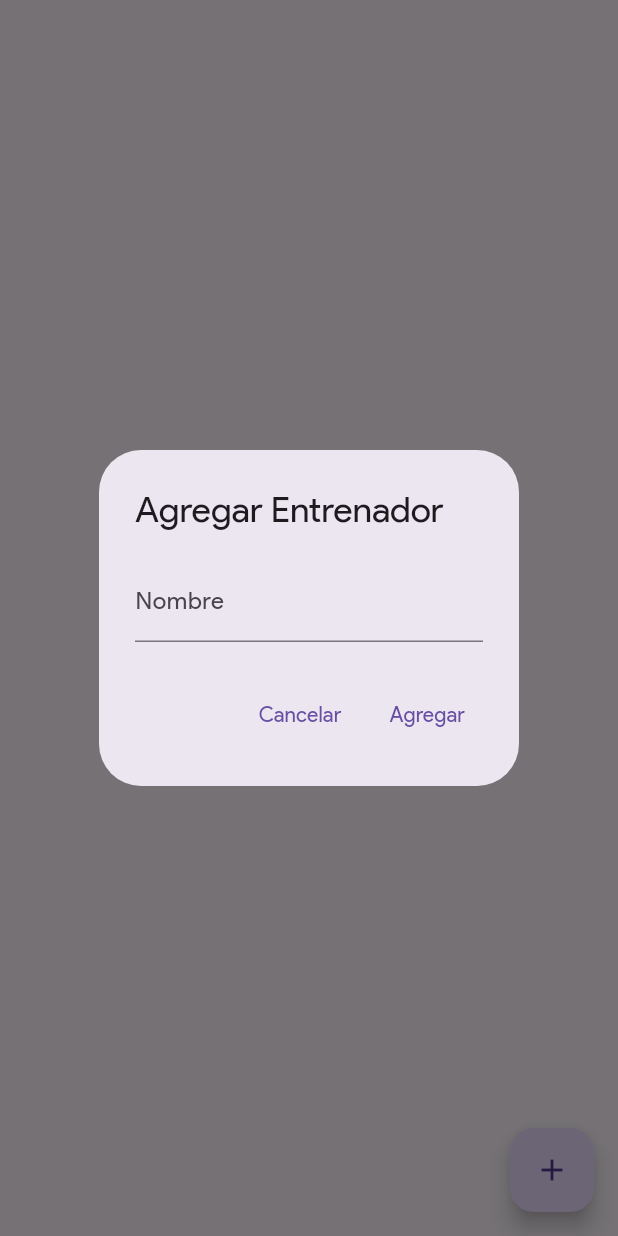
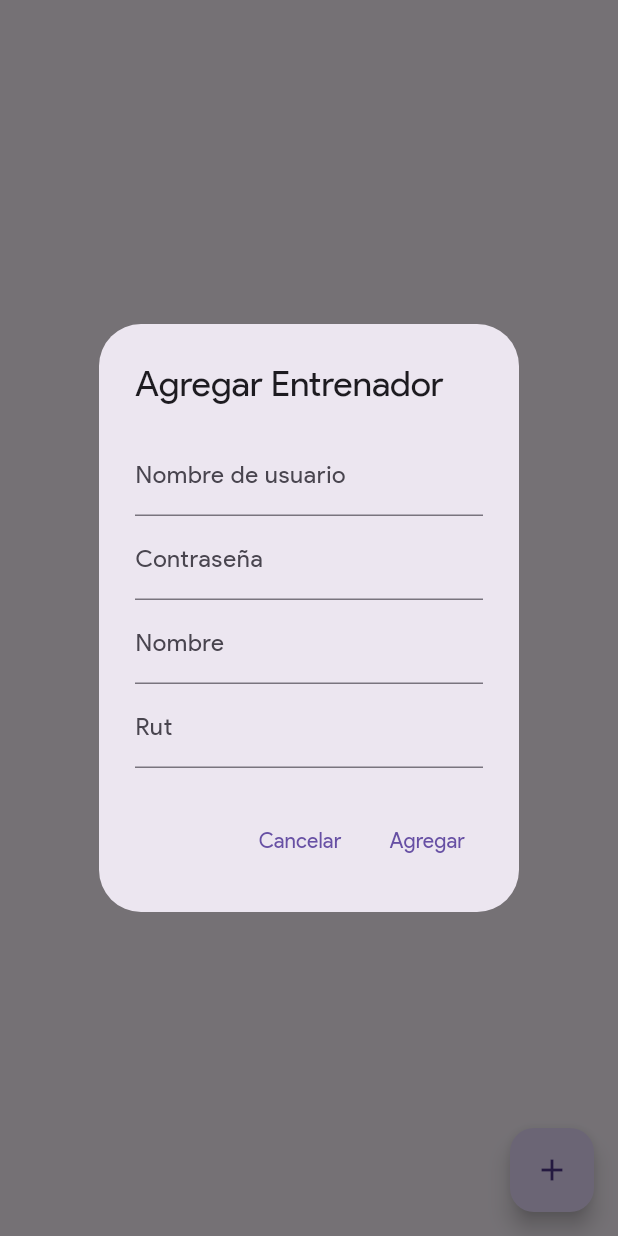
Before and after one commit to ocastillo200/GymApp, a Flutter app: the EntrenadoresScreen screen opened directly, after a tap on the "add" icon, on a phone screen of 412 x 824 dp. Run offline on Flutter 3.47's test engine with Material 3 defaults, Android fonts, the light colour scheme and no system bars; our stand-ins replace dropdown_search, flutter_image_compress, image_picker; network calls fail.

Commit message:
cambiada logica trainer-user y agregada opcion añadir entrenador

```diff
--- a/app_gym/lib/models/trainer.dart
+++ b/app_gym/lib/models/trainer.dart
@@ -1,6 +1,11 @@
 class Trainer {
   final String id;
   final String name;
+  final String rut;
   final List<dynamic> clients;
-  Trainer({required this.id, required this.name, required this.clients});
+  Trainer(
+      {required this.rut,
+      required this.id,
+      required this.name,
+      required this.clients});
 }
--- a/app_gym/lib/models/user.dart
+++ b/app_gym/lib/models/user.dart
@@ -1,11 +1,16 @@
 class User {
   final String id;
   final String name;
+  final String username;
   final String password;
   final String rut;
   final bool admin;
 
-  User({
-    required this.id, required this.name, required this.password,required this.rut,required this.admin
-  });
+  User(
+      {required this.admin,
+      required this.id,
+      required this.name,
+      required this.password,
+      required this.rut,
+      required this.username});
 }
--- a/app_gym/lib/screens/manage_trainers.dart
+++ b/app_gym/lib/screens/manage_trainers.dart
@@ -1,7 +1,7 @@
 import 'package:app_gym/models/trainer.dart';
+import 'package:app_gym/models/user.dart';
 import 'package:app_gym/services/database_service.dart';
 import 'package:flutter/material.dart';
-
 
 class EntrenadoresScreen extends StatefulWidget {
   const EntrenadoresScreen({super.key});
@@ -21,7 +21,8 @@ class _EntrenadoresScreenState extends State<EntrenadoresScreen> {
   Future<void> _fetchTrainers() async {
     final trainers = await DatabaseService.getTrainers();
     setState(() {
-      _filteredTrainers = List.from(trainers); // Inicializa la lista filtrada con todos los entrenadores
+      _filteredTrainers = List.from(
+          trainers); // Inicializa la lista filtrada con todos los entrenadores
       print(_filteredTrainers);
     });
   }
@@ -29,6 +30,9 @@ class _EntrenadoresScreenState extends State<EntrenadoresScreen> {
   void _openAddTrainerForm(BuildContext context) {
     final formKey = GlobalKey<FormState>();
     String nombre = '';
+    String rut = '';
+    String username = '';
+    String password = '';
 
     showDialog(
       context: context,
@@ -47,6 +51,38 @@ class _EntrenadoresScreenState extends State<EntrenadoresScreen> {
                   TextFormField(
                     style: const TextStyle(fontFamily: 'Product Sans'),
                     decoration: const InputDecoration(
+                      labelText: 'Nombre de usuario',
+                      labelStyle: TextStyle(fontFamily: 'Product Sans'),
+                    ),
+                    validator: (value) {
+                      if (value == null || value.isEmpty) {
+                        return 'Por favor ingrese el nombre de usuario';
+                      }
+                      return null;
+                    },
+                    onSaved: (value) {
+                      username = value!;
+                    },
+                  ),
+                  TextFormField(
+                    style: const TextStyle(fontFamily: 'Product Sans'),
+                    decoration: const InputDecoration(
+                      labelText: 'Contraseña',
+                      labelStyle: TextStyle(fontFamily: 'Product Sans'),
+                    ),
+                    validator: (value) {
+                      if (value == null || value.isEmpty) {
+                        return 'Por favor ingresar contraseña';
+                      }
+                      return null;
+                    },
+                    onSaved: (value) {
+                      password = value!;
+                    },
+                  ),
+                  TextFormField(
+                    style: const TextStyle(fontFamily: 'Product Sans'),
+                    decoration: const InputDecoration(
                       labelText: 'Nombre',
                       labelStyle: TextStyle(fontFamily: 'Product Sans'),
                     ),
@@ -58,6 +94,23 @@ class _EntrenadoresScreenState extends State<EntrenadoresScreen> {
                     },
                     onSaved: (value) {
                       nombre = value!;
+                    },
+                  ),
+                  TextFormField(
+                    style: const TextStyle(fontFamily: 'Product Sans'),
+                    decoration: const InputDecoration(
+                      hintText: 'Ej: 12345678-9',
+                      labelText: 'Rut',
+                      labelStyle: TextStyle(fontFamily: 'Product Sans'),
+                    ),
+                    validator: (value) {
+                      if (value == null || value.isEmpty) {
+                        return 'Por favor ingrese el rut sin puntos y con guión';
+                      }
+                      return null;
+                    },
+                    onSaved: (value) {
+                      rut = value!;
                     },
                   ),
                 ],
@@ -78,11 +131,15 @@ class _EntrenadoresScreenState extends State<EntrenadoresScreen> {
               onPressed: () {
                 if (formKey.currentState!.validate()) {
                   formKey.currentState!.save();
-                  DatabaseService.addTrainer(Trainer(
-                    id: '',
-                    name: nombre,
-                    clients: [],
-                  ));
+                  DatabaseService.addUser(
+                    User(
+                        id: "",
+                        name: nombre,
+                        password: password,
+                        rut: rut,
+                        username: username,
+                        admin: false),
+                  );
                   setState(() {
                     _fetchTrainers();
                   });
@@ -104,7 +161,7 @@ class _EntrenadoresScreenState extends State<EntrenadoresScreen> {
     showDialog(
       context: context,
       builder: (BuildContext context) {
-        final _formKey = GlobalKey<FormState>();
+        final formKey = GlobalKey<FormState>();
         String nombre = trainer.name;
 
         return AlertDialog(
@@ -113,7 +170,7 @@ class _EntrenadoresScreenState extends State<EntrenadoresScreen> {
             style: TextStyle(fontFamily: 'Product Sans'),
           ),
           content: Form(
-            key: _formKey,
+            key: formKey,
             child: Column(
               mainAxisSize: MainAxisSize.min,
               children: [
@@ -149,9 +206,10 @@ class _EntrenadoresScreenState extends State<EntrenadoresScreen> {
             ),
             TextButton(
               onPressed: () {
-                if (_formKey.currentState!.validate()) {
-                  _formKey.currentState!.save();
+                if (formKey.currentState!.validate()) {
+                  formKey.currentState!.save();
                   DatabaseService.updateTrainer(Trainer(
+                    rut: trainer.rut,
                     id: trainer.id,
                     name: nombre,
                     clients: trainer.clients,
@@ -172,7 +230,6 @@ class _EntrenadoresScreenState extends State<EntrenadoresScreen> {
       },
     );
   }
-
 
   @override
   Widget build(BuildContext context) {
```
Also changed, not shown: app_gym/lib/services/database_service.dart (+21 -3 lines), 4 other files.
